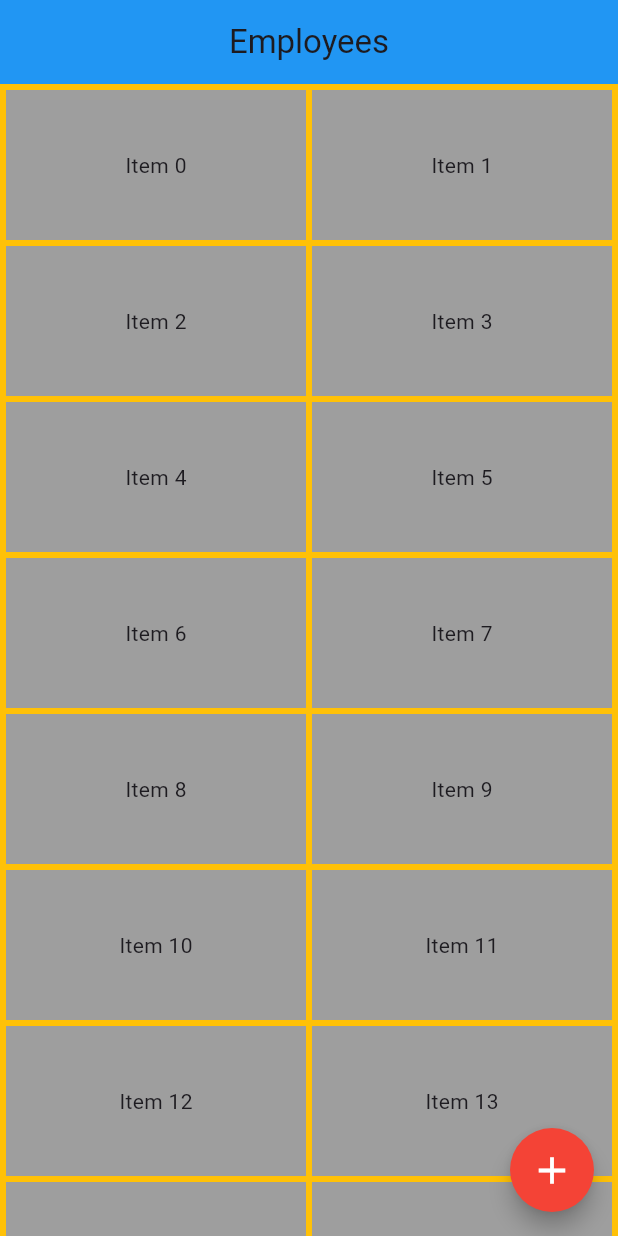
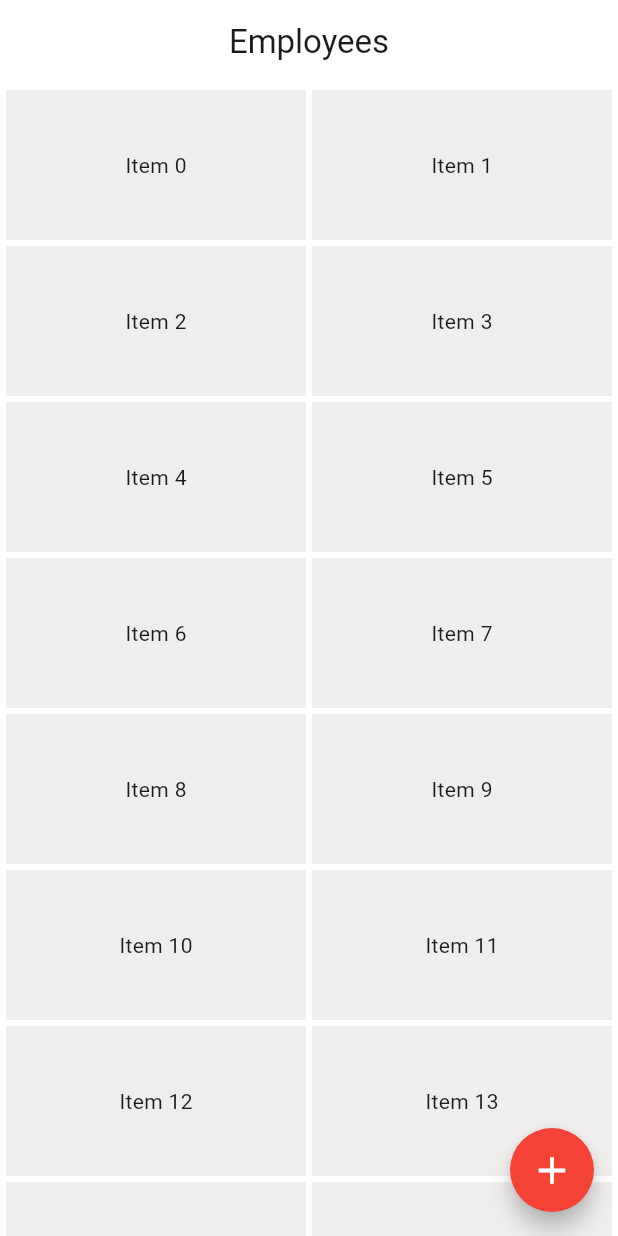
Before and after one commit to SandaruwanB/firebase_crud_with_flutter, a Flutter app: the screen it shows after launch, on a phone screen of 412 x 824 dp. Run offline on Flutter 3.47's test engine with Material 3 defaults, Android fonts, the phone set to English and light mode, and no system bars; our stand-ins replace cloud_firestore, firebase_core; accounts and stored records are empty.

```diff
--- a/lib/screens/employees.dart
+++ b/lib/screens/employees.dart
@@ -19,20 +19,43 @@ class _EmployeesState extends State<Employees> {
         .push(MaterialPageRoute(builder: (contex) => const EmployeesAdd()));
   }
 
+  onClickGridItem(int id) {
+    return showModalBottomSheet<void>(
+        context: context,
+        builder: (BuildContext context) {
+          return SizedBox(
+            height: 200,
+            child: Center(
+                child: Column(
+              mainAxisAlignment: MainAxisAlignment.center,
+              mainAxisSize: MainAxisSize.min,
+              children: <Widget>[
+                Text("Delete $id"),
+                ElevatedButton(
+                  onPressed: () => Navigator.pop(context),
+                  child: const Text("Close"),
+                ),
+              ],
+            )),
+          );
+        });
+  }
+
   @override
   Widget build(BuildContext contex) {
     return MaterialApp(
-      theme: ThemeData(scaffoldBackgroundColor: Colors.amber),
+      theme: ThemeData(scaffoldBackgroundColor: Colors.white),
       debugShowCheckedModeBanner: false,
       title: "Employees",
       home: Scaffold(
         appBar: AppBar(
           centerTitle: true,
-          backgroundColor: Colors.blue,
+          scrolledUnderElevation: 6.0,
           title: const Text("Employees"),
+          backgroundColor: Colors.white,
         ),
         body: GridView.builder(
-          itemCount: 1000,
+          itemCount: 100,
           padding: const EdgeInsets.all(4.0),
           gridDelegate: const SliverGridDelegateWithFixedCrossAxisCount(
             crossAxisCount: 2,
@@ -41,13 +64,15 @@ class _EmployeesState extends State<Employees> {
             crossAxisSpacing: 4.0,
           ),
           itemBuilder: (BuildContext context, int index) {
-            return Container(
-              alignment: Alignment.center,
-              decoration: const BoxDecoration(
-                color: Colors.grey,
-              ),
-              child: Text("Item $index"),
-            );
+            return InkWell(
+                onTap: () => onClickGridItem(index),
+                child: Container(
+                  alignment: Alignment.center,
+                  decoration: const BoxDecoration(
+                    color: Color.fromARGB(255, 240, 237, 237),
+                  ),
+                  child: Text("Item $index"),
+                ));
           },
         ),
         floatingActionButton: FloatingActionButton(
```
